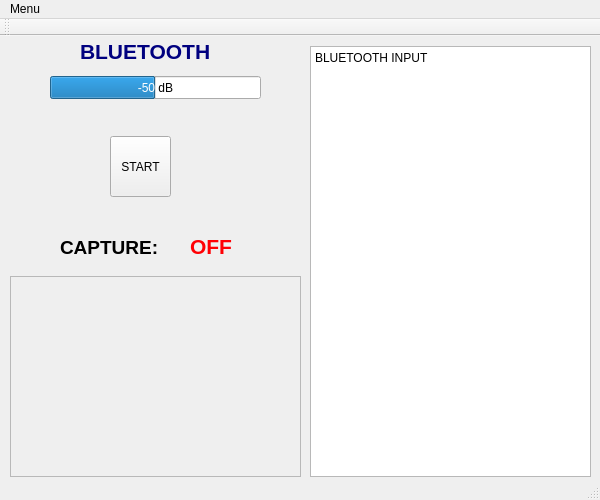
This is mainwindow.ui in sersanor/sersanorSensorsAPP as Qt 5 draws it before an edit. The edited form follows.
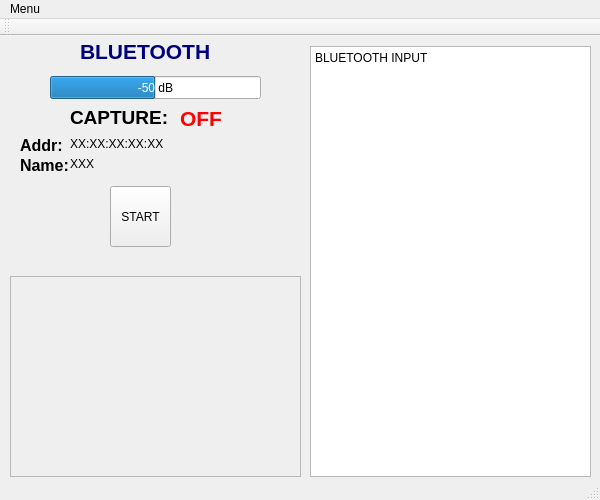
This is the edited form.

```diff
--- a/mainwindow.ui
+++ b/mainwindow.ui
@@ -55,8 +55,8 @@
    <widget class="QLabel" name="capture">
     <property name="geometry">
      <rect>
-      <x>60</x>
-      <y>200</y>
+      <x>70</x>
+      <y>70</y>
       <width>101</width>
       <height>21</height>
      </rect>
@@ -71,10 +71,10 @@
    <widget class="QLabel" name="status">
     <property name="geometry">
      <rect>
-      <x>190</x>
-      <y>190</y>
-      <width>61</width>
-      <height>41</height>
+      <x>180</x>
+      <y>70</y>
+      <width>41</width>
+      <height>21</height>
      </rect>
     </property>
     <property name="text">
@@ -84,22 +84,6 @@
      <enum>Qt::RichText</enum>
     </property>
    </widget>
-   <widget class="QLabel" name="sensor">
-    <property name="enabled">
-     <bool>true</bool>
-    </property>
-    <property name="geometry">
-     <rect>
-      <x>10</x>
-      <y>160</y>
-      <width>281</width>
-      <height>31</height>
-     </rect>
-    </property>
-    <property name="text">
-     <string>&lt;html&gt;&lt;head/&gt;&lt;body&gt;&lt;p align=&quot;center&quot;&gt;&lt;br/&gt;&lt;/p&gt;&lt;/body&gt;&lt;/html&gt;</string>
-    </property>
-   </widget>
    <widget class="QProgressBar" name="progressBar">
     <property name="geometry">
      <rect>
@@ -133,7 +117,7 @@
     <property name="geometry">
      <rect>
       <x>110</x>
-      <y>100</y>
+      <y>150</y>
       <width>61</width>
       <height>61</height>
      </rect>
@@ -142,6 +126,58 @@
      <string>START</string>
     </property>
    </widget>
+   <widget class="QLabel" name="label_2">
+    <property name="geometry">
+     <rect>
+      <x>20</x>
+      <y>100</y>
+      <width>42</width>
+      <height>19</height>
+     </rect>
+    </property>
+    <property name="text">
+     <string>&lt;html&gt;&lt;head/&gt;&lt;body&gt;&lt;p&gt;&lt;span style=&quot; font-size:12pt; font-weight:600;&quot;&gt;Addr:&lt;/span&gt;&lt;/p&gt;&lt;/body&gt;&lt;/html&gt;</string>
+    </property>
+   </widget>
+   <widget class="QLabel" name="s_addr">
+    <property name="geometry">
+     <rect>
+      <x>70</x>
+      <y>100</y>
+      <width>231</width>
+      <height>16</height>
+     </rect>
+    </property>
+    <property name="text">
+     <string>XX:XX:XX:XX:XX</string>
+    </property>
+   </widget>
+   <widget class="QLabel" name="label_4">
+    <property name="geometry">
+     <rect>
+      <x>20</x>
+      <y>120</y>
+      <width>48</width>
+      <height>19</height>
+     </rect>
+    </property>
+    <property name="text">
+     <string>&lt;html&gt;&lt;head/&gt;&lt;body&gt;&lt;p&gt;&lt;span style=&quot; font-size:12pt; font-weight:600;&quot;&gt;Name:&lt;/span&gt;&lt;/p&gt;&lt;/body&gt;&lt;/html&gt;</string>
+    </property>
+   </widget>
+   <widget class="QLabel" name="s_name">
+    <property name="geometry">
+     <rect>
+      <x>70</x>
+      <y>120</y>
+      <width>231</width>
+      <height>16</height>
+     </rect>
+    </property>
+    <property name="text">
+     <string>XXX</string>
+    </property>
+   </widget>
   </widget>
   <widget class="QMenuBar" name="menuBar">
    <property name="geometry">
```
Left out of the diff: 2 changed lines with no effect on the pictures.
